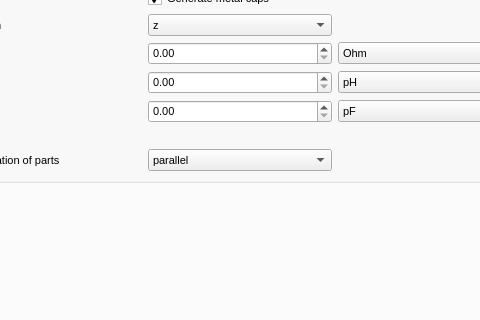
Before: the Qt Designer form ui/dialog.ui in LubomirJagos/FreeCAD-OpenEMS-Export, drawn with Qt 5; both pictures show x 773 to 1253 and y 134 to 454 of the 1412 by 757 pixel window.
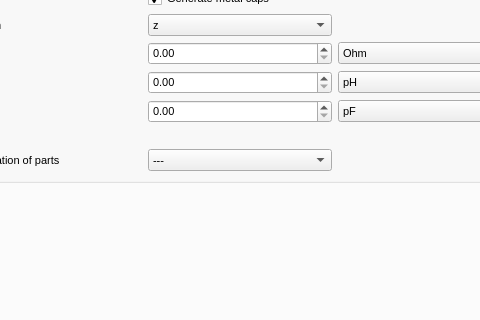
After: the same form once the commit is applied. The open tabs and pages were chosen to show the change.

Commit message: BACKUP COMMIT added default values for lumped part direction, caps and combination type to have them set and also into gui for combination type added item --- to do nothing and generate nothing when this set to have compatibility with old version where parallel series is not implemented

What changed in the file:
```diff
--- a/ui/dialog.ui
+++ b/ui/dialog.ui
@@ -5246,6 +5246,11 @@
                 </item>
                 <item row="6" column="1">
                  <widget class="QComboBox" name="lumpedPartCombinationType">
+                  <item>
+                   <property name="text">
+                    <string>---</string>
+                   </property>
+                  </item>
                   <item>
                    <property name="text">
                     <string>parallel</string>
```
The commit also changes 3 other files.
